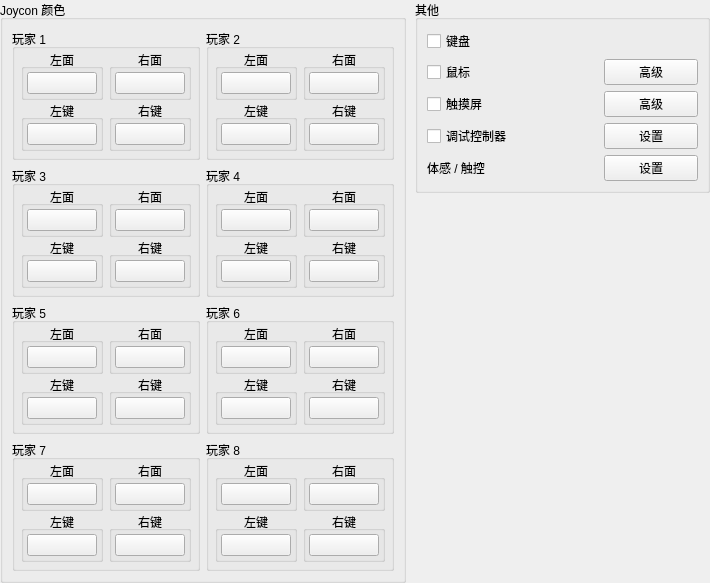
First picture: the form in src/yuzu/configuration/configure_input_advanced.ui, repository formylover/yuzu-early-access, before the edit.
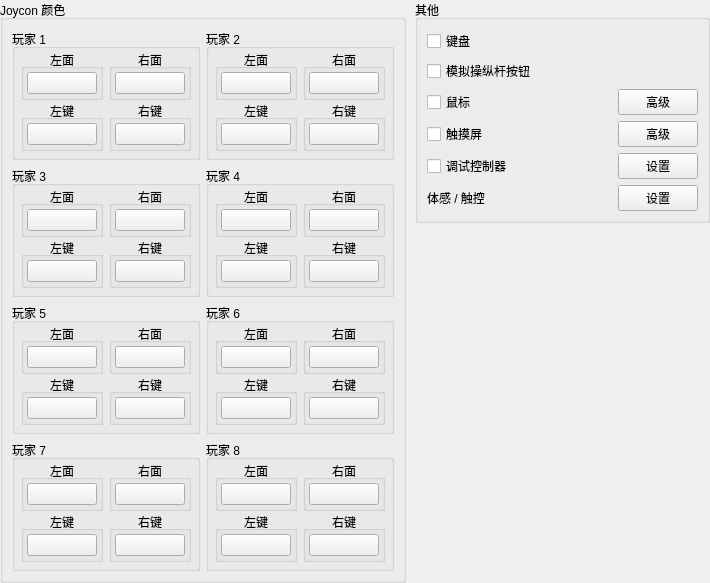
Second picture: the form after the edit.

Diff of the .ui file:
```diff
--- a/src/yuzu/configuration/configure_input_advanced.ui
+++ b/src/yuzu/configuration/configure_input_advanced.ui
@@ -2546,14 +2546,27 @@
                  </property>
                 </widget>
                </item>
-               <item row="4" column="2">
+               <item row="1" column="0">
+                 <widget class="QCheckBox" name="analog_joystick_button">
+                   <property name="minimumSize">
+                     <size>
+                       <width>0</width>
+                       <height>23</height>
+                     </size>
+                   </property>
+                   <property name="text">
+                     <string>模拟操纵杆按钮</string>
+                   </property>
+                 </widget>
+               </item>
+               <item row="5" column="2">
                 <widget class="QPushButton" name="touchscreen_advanced">
                  <property name="text">
                   <string>高级</string>
                  </property>
                 </widget>
                </item>
-               <item row="1" column="1">
+               <item row="2" column="1">
                 <spacer name="horizontalSpacer_8">
                  <property name="orientation">
                   <enum>Qt::Horizontal</enum>
@@ -2569,21 +2582,21 @@
                  </property>
                 </spacer>
                </item>
-               <item row="1" column="2">
+               <item row="2" column="2">
                 <widget class="QPushButton" name="mouse_advanced">
                  <property name="text">
                   <string>高级</string>
                  </property>
                 </widget>
                </item>
-               <item row="4" column="0">
+               <item row="5" column="0">
                 <widget class="QCheckBox" name="touchscreen_enabled">
                  <property name="text">
                   <string>触摸屏</string>
                  </property>
                 </widget>
                </item>
-               <item row="1" column="0">
+               <item row="2" column="0">
                 <widget class="QCheckBox" name="mouse_enabled">
                  <property name="minimumSize">
                   <size>
@@ -2596,28 +2609,28 @@
                  </property>
                 </widget>
                </item>
-               <item row="6" column="0">
+               <item row="7" column="0">
                 <widget class="QLabel" name="motion_touch">
                  <property name="text">
                   <string>体感 / 触控</string>
                  </property>
                 </widget>
                </item>
-               <item row="6" column="2">
+               <item row="7" column="2">
                 <widget class="QPushButton" name="buttonMotionTouch">
                  <property name="text">
                   <string>设置</string>
                  </property>
                 </widget>
                </item>
-               <item row="5" column="0">
+               <item row="6" column="0">
                 <widget class="QCheckBox" name="debug_enabled">
                  <property name="text">
                   <string>调试控制器</string>
                  </property>
                 </widget>
                </item>
-               <item row="5" column="2">
+               <item row="6" column="2">
                 <widget class="QPushButton" name="debug_configure">
                  <property name="text">
                   <string>设置</string>
```
